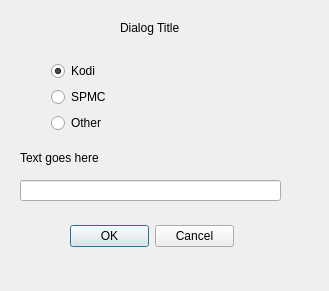
GostLy/adbLink, file forcequitdialog.ui: the form before one commit.
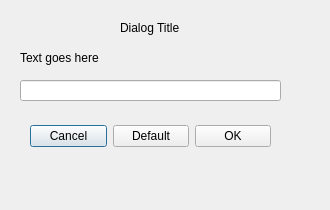
The form after the commit.

The edit to the form file:
```diff
--- a/forcequitdialog.ui
+++ b/forcequitdialog.ui
@@ -6,10 +6,22 @@
    <rect>
     <x>0</x>
     <y>0</y>
-    <width>329</width>
-    <height>291</height>
+    <width>330</width>
+    <height>210</height>
    </rect>
   </property>
+  <property name="minimumSize">
+   <size>
+    <width>330</width>
+    <height>210</height>
+   </size>
+  </property>
+  <property name="maximumSize">
+   <size>
+    <width>330</width>
+    <height>210</height>
+   </size>
+  </property>
   <property name="windowTitle">
    <string/>
   </property>
@@ -17,7 +29,7 @@
    <property name="geometry">
     <rect>
      <x>20</x>
-     <y>180</y>
+     <y>80</y>
      <width>261</width>
      <height>21</height>
     </rect>
@@ -25,6 +37,9 @@
    <property name="toolTip">
     <string>This string is passed to Android to start or stop an Application</string>
    </property>
+   <property name="clearButtonEnabled">
+    <bool>true</bool>
+   </property>
   </widget>
   <widget class="QLabel" name="title">
    <property name="geometry">
@@ -39,43 +54,11 @@
     <string>Dialog Title</string>
    </property>
   </widget>
-  <widget class="QWidget" name="layoutWidget">
-   <property name="geometry">
-    <rect>
-     <x>70</x>
-     <y>220</y>
-     <width>164</width>
-     <height>32</height>
-    </rect>
-   </property>
-   <layout class="QHBoxLayout" name="horizontalLayout">
-    <item>
-     <widget class="QPushButton" name="fqokButton">
-      <property name="toolTip">
-       <string>Execute command</string>
-      </property>
-      <property name="text">
-       <string>OK</string>
-      </property>
-     </widget>
-    </item>
-    <item>
-     <widget class="QPushButton" name="fqcancelButton">
-      <property name="toolTip">
-       <string>Cancel</string>
-      </property>
-      <property name="text">
-       <string>Cancel</string>
-      </property>
-     </widget>
-    </item>
-   </layout>
-  </widget>
   <widget class="QLabel" name="explainLabel">
    <property name="geometry">
     <rect>
      <x>20</x>
-     <y>150</y>
+     <y>50</y>
      <width>231</width>
      <height>16</height>
     </rect>
@@ -84,30 +67,11 @@
     <string>Text goes here</string>
    </property>
   </widget>
-  <widget class="QRadioButton" name="kodiButton">
-   <property name="geometry">
-    <rect>
-     <x>51</x>
-     <y>61</y>
-     <width>50</width>
-     <height>20</height>
-    </rect>
-   </property>
-   <property name="toolTip">
-    <string>&lt;html&gt;&lt;head/&gt;&lt;body&gt;&lt;p&gt;Kodi media center&lt;/p&gt;&lt;/body&gt;&lt;/html&gt;</string>
-   </property>
-   <property name="text">
-    <string>Kodi</string>
-   </property>
-   <property name="checked">
-    <bool>true</bool>
-   </property>
-  </widget>
   <widget class="QRadioButton" name="spmcButton">
    <property name="geometry">
     <rect>
-     <x>51</x>
-     <y>87</y>
+     <x>90</x>
+     <y>480</y>
      <width>57</width>
      <height>20</height>
     </rect>
@@ -119,21 +83,82 @@
     <string>SPMC</string>
    </property>
   </widget>
-  <widget class="QRadioButton" name="otherButton">
+  <widget class="QWidget" name="layoutWidget">
    <property name="geometry">
     <rect>
-     <x>51</x>
-     <y>113</y>
-     <width>61</width>
-     <height>20</height>
+     <x>30</x>
+     <y>400</y>
+     <width>65</width>
+     <height>39</height>
     </rect>
    </property>
-   <property name="toolTip">
-    <string>&lt;html&gt;&lt;head/&gt;&lt;body&gt;&lt;p&gt;Fill in file path and package name&lt;/p&gt;&lt;/body&gt;&lt;/html&gt;</string>
+   <layout class="QVBoxLayout" name="verticalLayout">
+    <item>
+     <widget class="QRadioButton" name="kodiButton">
+      <property name="toolTip">
+       <string>&lt;html&gt;&lt;head/&gt;&lt;body&gt;&lt;p&gt;Kodi media center&lt;/p&gt;&lt;/body&gt;&lt;/html&gt;</string>
+      </property>
+      <property name="text">
+       <string>Kodi</string>
+      </property>
+      <property name="checked">
+       <bool>true</bool>
+      </property>
+     </widget>
+    </item>
+    <item>
+     <widget class="QRadioButton" name="otherButton">
+      <property name="toolTip">
+       <string>&lt;html&gt;&lt;head/&gt;&lt;body&gt;&lt;p&gt;Fill in file path and package name&lt;/p&gt;&lt;/body&gt;&lt;/html&gt;</string>
+      </property>
+      <property name="text">
+       <string>Other </string>
+      </property>
+     </widget>
+    </item>
+   </layout>
+  </widget>
+  <widget class="QWidget" name="layoutWidget">
+   <property name="geometry">
+    <rect>
+     <x>30</x>
+     <y>120</y>
+     <width>241</width>
+     <height>32</height>
+    </rect>
    </property>
-   <property name="text">
-    <string>Other </string>
-   </property>
+   <layout class="QHBoxLayout" name="horizontalLayout">
+    <item>
+     <widget class="QPushButton" name="fqcancelButton">
+      <property name="toolTip">
+       <string>Cancel</string>
+      </property>
+      <property name="text">
+       <string>Cancel</string>
+      </property>
+     </widget>
+    </item>
+    <item>
+     <widget class="QPushButton" name="pushButton">
+      <property name="toolTip">
+       <string>&lt;html&gt;&lt;head/&gt;&lt;body&gt;&lt;p&gt;Restore default value&lt;/p&gt;&lt;/body&gt;&lt;/html&gt;</string>
+      </property>
+      <property name="text">
+       <string>Default</string>
+      </property>
+     </widget>
+    </item>
+    <item>
+     <widget class="QPushButton" name="fqokButton">
+      <property name="toolTip">
+       <string>Execute command</string>
+      </property>
+      <property name="text">
+       <string>OK</string>
+      </property>
+     </widget>
+    </item>
+   </layout>
   </widget>
  </widget>
  <resources/>
```
